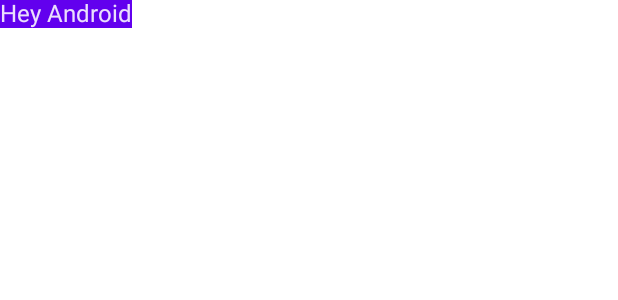
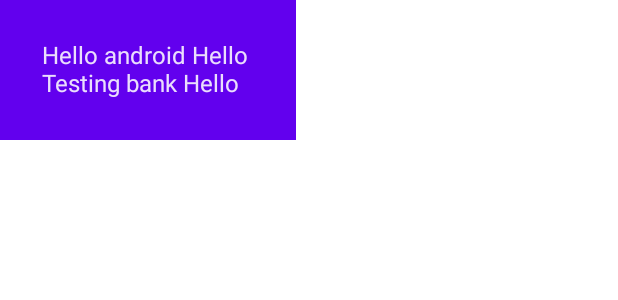
Before and after one commit to TimzOwen/compose, an Android app built with Jetpack Compose: the @Preview function DefaultPreview, on a phone screen of 412 x 824 dp. Shown: the top 300 px of the screen. Run offline under Robolectric (Android 15) with nearby library versions, the phone set to English and light mode, and no system bars.

Commit message:
updated the columns and modifiers:

```diff
--- a/app/src/main/java/com/timzowen/compose/MainActivity.kt
+++ b/app/src/main/java/com/timzowen/compose/MainActivity.kt
@@ -3,13 +3,15 @@ package com.timzowen.compose
 import android.os.Bundle
 import androidx.activity.ComponentActivity
 import androidx.activity.compose.setContent
-import androidx.compose.foundation.layout.fillMaxSize
+import androidx.compose.foundation.layout.Column
+import androidx.compose.foundation.layout.padding
 import androidx.compose.material.MaterialTheme
 import androidx.compose.material.Surface
 import androidx.compose.material.Text
 import androidx.compose.runtime.Composable
 import androidx.compose.ui.Modifier
 import androidx.compose.ui.tooling.preview.Preview
+import androidx.compose.ui.unit.dp
 import com.timzowen.compose.ui.theme.ComposeTheme
 
 class MainActivity : ComponentActivity() {
@@ -17,27 +19,35 @@ class MainActivity : ComponentActivity() {
         super.onCreate(savedInstanceState)
         setContent {
             ComposeTheme {
-                // A surface container using the 'background' color from the theme
-                Surface(modifier = Modifier.fillMaxSize(), color = MaterialTheme.colors.background) {
-                    Greeting("Android")
-                }
+                myApp()
             }
         }
     }
 }
 
+// Reusable compose element
 @Composable
-fun Greeting(name: String) {
-    Surface(color = MaterialTheme.colors.primary){
-        Text(text = "Hey $name")
+private fun myApp(){
+    Surface(color = MaterialTheme.colors.background){
+        Greeting(name = "Hello ")
+    }
+}
+
+@Composable
+private fun Greeting(name: String) {
+    Surface(color = MaterialTheme.colors.primary) {
+        Column(modifier = Modifier.padding(28.dp)) {
+            Text(text = "Hello android $name")
+            Text(text="Testing bank $name")
+        }
     }
 }
 
 
 @Preview(showBackground = true)
 @Composable
-fun DefaultPreview() {
+private fun DefaultPreview() {
     ComposeTheme {
-        Greeting("Android")
+        myApp()
     }
 }
```
